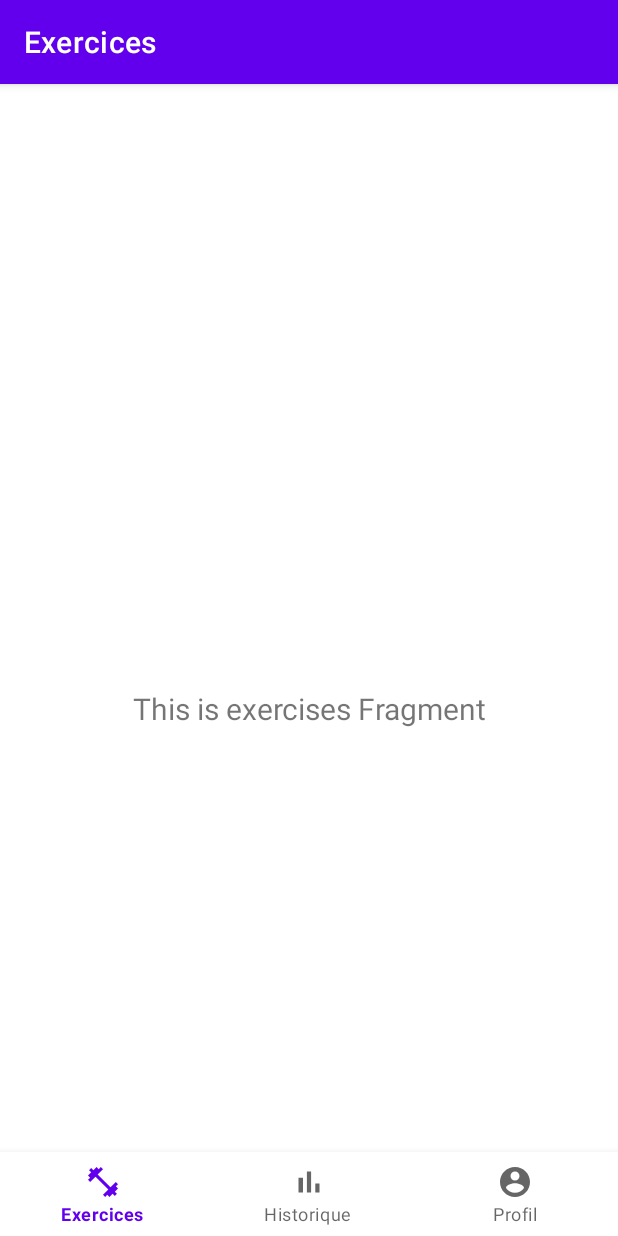
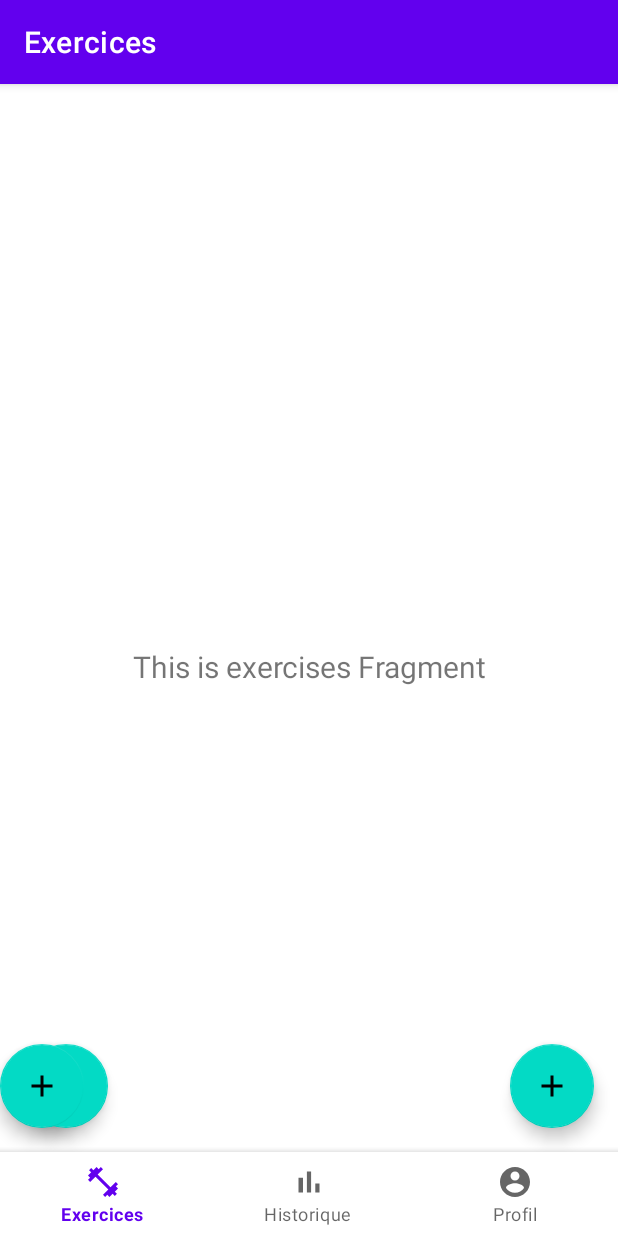
Before and after one commit to ShakaFT/save-your-train, an Android app: the screen it shows after launch (MainActivity), on a phone screen of 412 x 824 dp. Run offline under Robolectric (Android 15) with nearby library versions, the phone set to English and light mode, and no system bars; our stand-ins replace navigation-ui.

Commit message:
chore: add exercises button

```diff
--- /dev/null
+++ b/kotlinFront/app/src/main/res/drawable/ic_add.xml
@@ -0,0 +1,5 @@
+<vector android:height="24dp" android:tint="#000000"
+    android:viewportHeight="24" android:viewportWidth="24"
+    android:width="24dp" xmlns:android="http://schemas.android.com/apk/res/android">
+    <path android:fillColor="@android:color/white" android:pathData="M19,13h-6v6h-2v-6H5v-2h6V5h2v6h6v2z"/>
+</vector>
--- a/kotlinFront/app/src/main/res/layout/activity_main.xml
+++ b/kotlinFront/app/src/main/res/layout/activity_main.xml
@@ -5,6 +5,18 @@
     android:layout_width="match_parent"
     android:layout_height="match_parent"
     android:paddingTop="?attr/actionBarSize">
+
+    <fragment
+        android:id="@+id/nav_host_fragment_activity_main"
+        android:name="androidx.navigation.fragment.NavHostFragment"
+        android:layout_width="match_parent"
+        android:layout_height="0dp"
+        app:defaultNavHost="true"
+        app:layout_constraintBottom_toTopOf="@id/nav_view"
+        app:layout_constraintLeft_toLeftOf="parent"
+        app:layout_constraintRight_toRightOf="parent"
+        app:layout_constraintTop_toTopOf="parent"
+        app:navGraph="@navigation/mobile_navigation" />
 
     <com.google.android.material.bottomnavigation.BottomNavigationView
         android:id="@+id/nav_view"
@@ -18,16 +30,28 @@
         app:layout_constraintRight_toRightOf="parent"
         app:menu="@menu/bottom_nav_menu" />
 
-    <fragment
-        android:id="@+id/nav_host_fragment_activity_main"
-        android:name="androidx.navigation.fragment.NavHostFragment"
-        android:layout_width="match_parent"
-        android:layout_height="match_parent"
-        app:defaultNavHost="true"
-        app:layout_constraintBottom_toTopOf="@id/nav_view"
+    <com.google.android.material.bottomnavigation.BottomNavigationView
+        android:id="@+id/nav_view"
+        android:layout_width="0dp"
+        android:layout_height="wrap_content"
+        android:layout_marginStart="0dp"
+        android:layout_marginEnd="0dp"
+        android:background="?android:attr/windowBackground"
+        app:layout_constraintBottom_toBottomOf="parent"
         app:layout_constraintLeft_toLeftOf="parent"
         app:layout_constraintRight_toRightOf="parent"
-        app:layout_constraintTop_toTopOf="parent"
-        app:navGraph="@navigation/mobile_navigation" />
+        app:menu="@menu/bottom_nav_menu" />
+
+    <com.google.android.material.bottomnavigation.BottomNavigationView
+        android:id="@+id/nav_view"
+        android:layout_width="0dp"
+        android:layout_height="wrap_content"
+        android:layout_marginStart="0dp"
+        android:layout_marginEnd="0dp"
+        android:background="?android:attr/windowBackground"
+        app:layout_constraintBottom_toBottomOf="parent"
+        app:layout_constraintLeft_toLeftOf="parent"
+        app:layout_constraintRight_toRightOf="parent"
+        app:menu="@menu/bottom_nav_menu" />
 
 </androidx.constraintlayout.widget.ConstraintLayout>
--- a/kotlinFront/app/src/main/res/layout/fragment_exercises.xml
+++ b/kotlinFront/app/src/main/res/layout/fragment_exercises.xml
@@ -19,4 +19,34 @@
         app:layout_constraintEnd_toEndOf="parent"
         app:layout_constraintStart_toStartOf="parent"
         app:layout_constraintTop_toTopOf="parent" />
+
+    <com.google.android.material.floatingactionbutton.FloatingActionButton
+        android:id="@+id/previousExerciseButton"
+        android:layout_width="wrap_content"
+        android:layout_height="wrap_content"
+        android:layout_gravity="start|bottom"
+        android:src="@drawable/ic_add"
+        android:layout_margin="16dp"
+        app:layout_constraintBottom_toBottomOf="parent"
+        app:layout_constraintStart_toStartOf="parent" />
+
+    <com.google.android.material.floatingactionbutton.FloatingActionButton
+        android:id="@+id/nextExerciseButton"
+        android:layout_width="wrap_content"
+        android:layout_height="wrap_content"
+        android:layout_gravity="start|bottom"
+        android:src="@drawable/ic_add"
+        android:layout_margin="16dp"
+        app:layout_constraintBottom_toBottomOf="parent"
+        app:layout_constraintStart_toStartOf="previousExerciseButton" />
+
+    <com.google.android.material.floatingactionbutton.FloatingActionButton
+        android:id="@+id/addExerciseButton"
+        android:layout_width="wrap_content"
+        android:layout_height="wrap_content"
+        android:layout_gravity="end|bottom"
+        android:src="@drawable/ic_add"
+        android:layout_margin="16dp"
+        app:layout_constraintBottom_toBottomOf="parent"
+        app:layout_constraintEnd_toEndOf="parent" />
 </androidx.constraintlayout.widget.ConstraintLayout>
```
Also changed, not shown: 1 other file.
